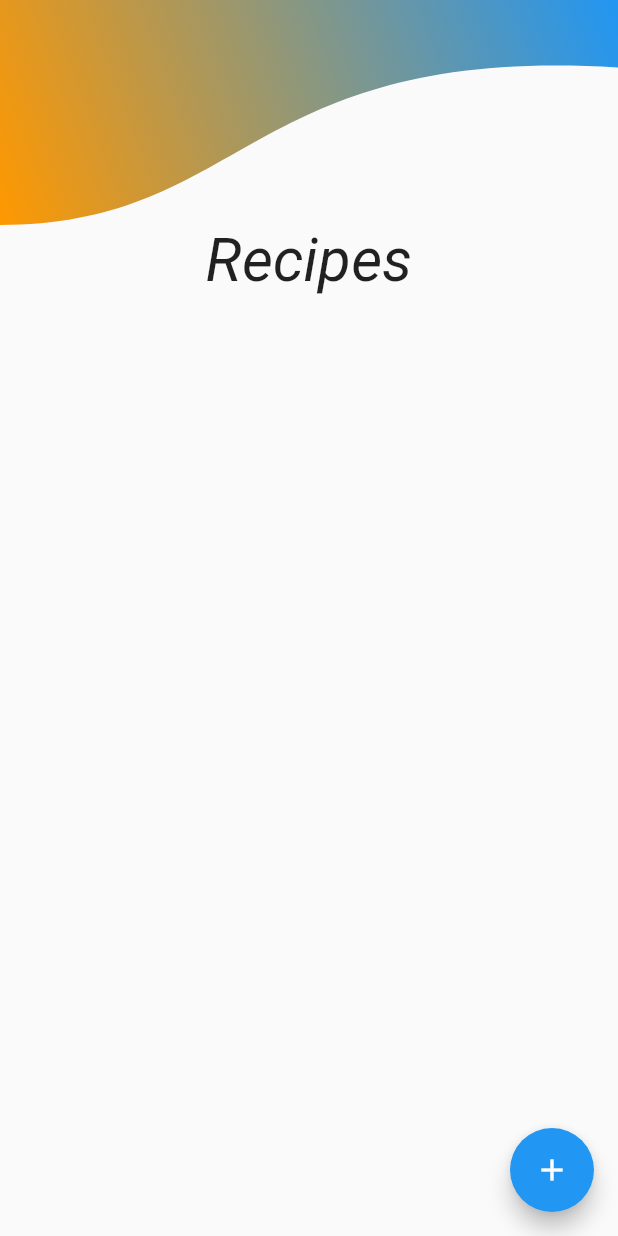
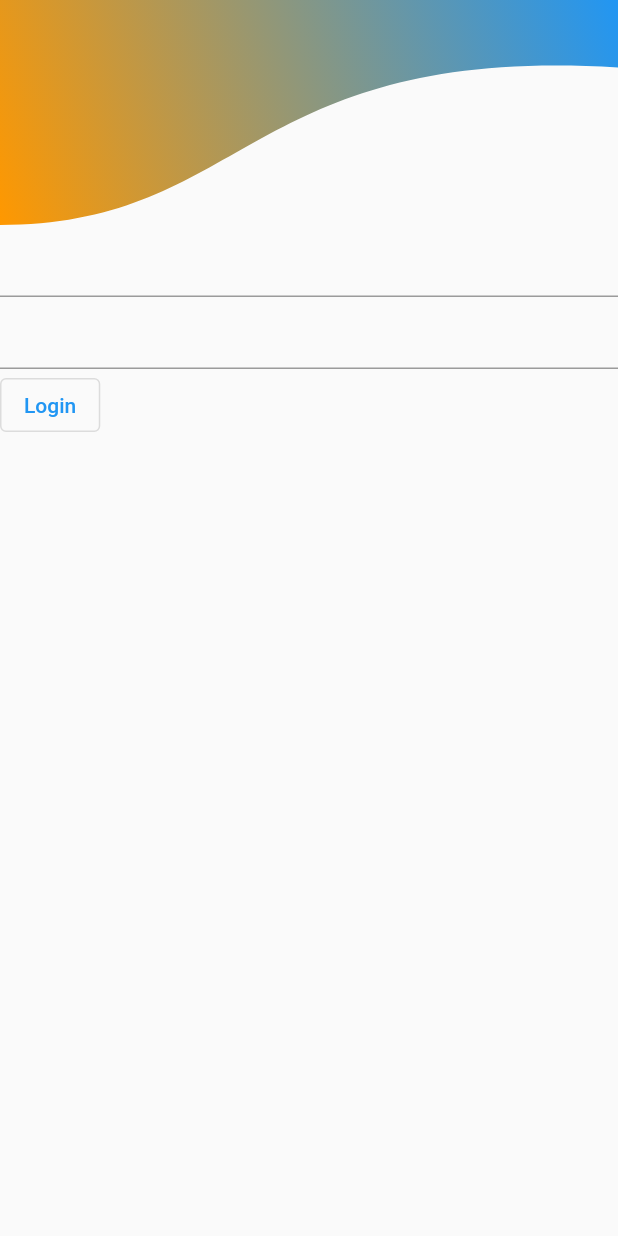
Before and after one commit to codane/flutter_recipe, a Flutter app: the screen it shows after launch, on a phone screen of 412 x 824 dp. Run offline on Flutter 3.47's test engine with Material 2 defaults, Android fonts, the phone set to English and light mode, and no system bars; drawn by our look-alikes of scroll_snap_list; our stand-ins replace cloud_firestore, firebase_core, flutter_riverpod; accounts and stored records are empty; generated files the repository leaves out were written again.

Commit message:
Created basic Login and Register screens

```diff
--- /dev/null
+++ b/lib/features/auth/screens/login_screen.dart
@@ -0,0 +1,29 @@
+import 'package:flutter/material.dart';
+import 'package:flutter_recipe/widgets/top_bezier_container.dart';
+
+class LoginScreen extends StatelessWidget {
+  const LoginScreen({super.key});
+
+  @override
+  Widget build(BuildContext context) {
+    return SafeArea(
+      child: Scaffold(
+        body: SingleChildScrollView(
+          child: Column(
+            mainAxisAlignment: MainAxisAlignment.start,
+            crossAxisAlignment: CrossAxisAlignment.start,
+            children: [
+              const TopBezierContainer(),
+              const TextField(),
+              const TextField(),
+              OutlinedButton(
+                onPressed: () {},
+                child: const Text("Login"),
+              ),
+            ],
+          ),
+        ),
+      ),
+    );
+  }
+}
--- a/lib/main.dart
+++ b/lib/main.dart
@@ -1,5 +1,6 @@
 import 'package:flutter/material.dart';
 import 'package:firebase_core/firebase_core.dart';
+import 'package:flutter_recipe/features/auth/screens/login_screen.dart';
 import 'firebase_options.dart';
 import 'package:flutter_recipe/widgets/home_screen.dart';
 import 'package:flutter_riverpod/flutter_riverpod.dart';
@@ -23,7 +24,7 @@ class MyApp extends StatelessWidget {
       theme: ThemeData(
         primarySwatch: Colors.blue,
       ),
-      home: const HomeScreen(),
+      home: const LoginScreen(),
 
     );
   }
--- a/lib/widgets/home_screen.dart
+++ b/lib/widgets/home_screen.dart
@@ -1,7 +1,7 @@
 import 'package:flutter/material.dart';
 import 'package:flutter_recipe/widgets/add_recipe_screen.dart';
 import 'package:flutter_recipe/widgets/recipes_widget.dart';
-import 'top_custom_clipper.dart';
+import 'package:flutter_recipe/widgets/top_bezier_container.dart';
 
 class HomeScreen extends StatelessWidget {
   const HomeScreen({Key? key}) : super(key: key);
@@ -13,27 +13,17 @@ class HomeScreen extends StatelessWidget {
         body: Column(
           mainAxisSize: MainAxisSize.min,
           mainAxisAlignment: MainAxisAlignment.start,
-          children: [
-            ClipPath(
-            clipper: TopCustomClipper(),
-            child: Container(
-              height: 150,
-              decoration: const BoxDecoration(
-                gradient: LinearGradient(
-                  begin: Alignment.bottomLeft,
-                  end: Alignment.topRight,
-                  colors: [Colors.orange, Colors.blue])),
-              ),
-            ),
-           const  Text(
+          children: const [
+            TopBezierContainer(),
+            Text(
             "Recipes",
             style: TextStyle(
               fontSize: 40,
               fontStyle: FontStyle.italic,
             ),
             ),
-            const SizedBox(height: 50,),
-            const Expanded(
+            SizedBox(height: 50,),
+            Expanded(
               child: RecipesWidget()),
           ],
         ),
--- /dev/null
+++ b/lib/widgets/top_bezier_container.dart
@@ -0,0 +1,21 @@
+import 'package:flutter/material.dart';
+import 'top_custom_clipper.dart';
+
+class TopBezierContainer extends StatelessWidget {
+  const TopBezierContainer({super.key});
+
+  @override
+  Widget build(BuildContext context) {
+    return ClipPath(
+      clipper: TopCustomClipper(),
+      child: Container(
+        height: 150,
+        decoration: const BoxDecoration(
+            gradient: LinearGradient(
+                begin: Alignment.bottomLeft,
+                end: Alignment.topRight,
+                colors: [Colors.orange, Colors.blue])),
+      ),
+    );
+  }
+}
```
Also changed, not shown: lib/features/auth/screens/register_screen.dart (added, +29 -0 lines), lib/widgets/add_recipe_screen.dart (+2 -13 lines).
